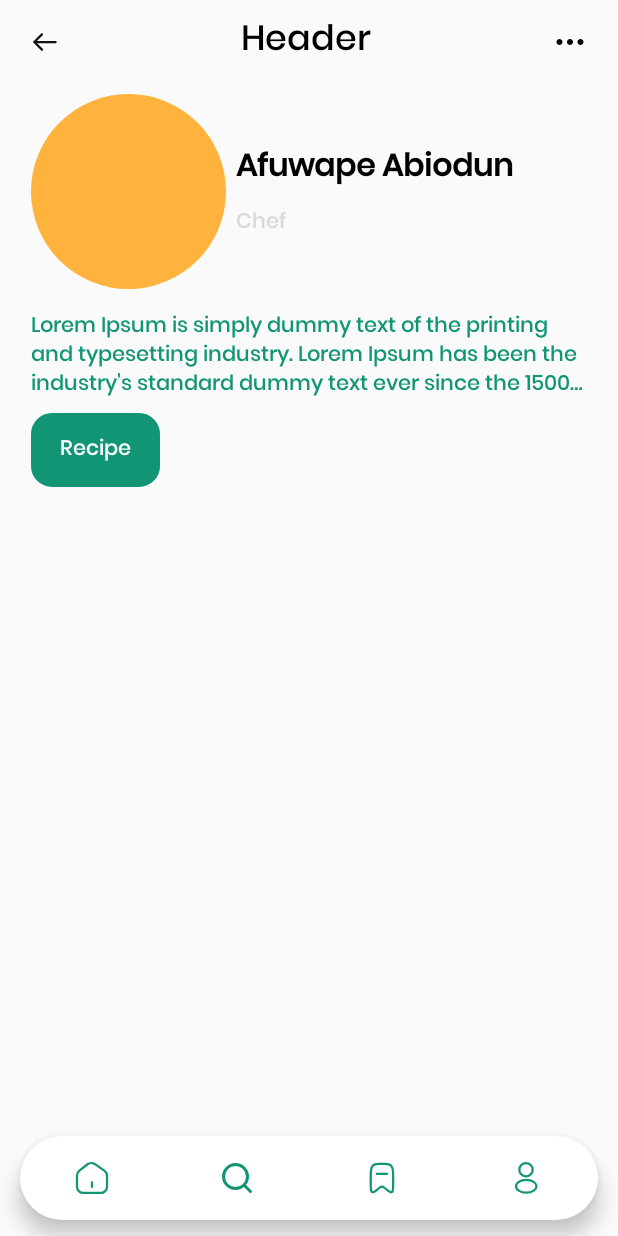
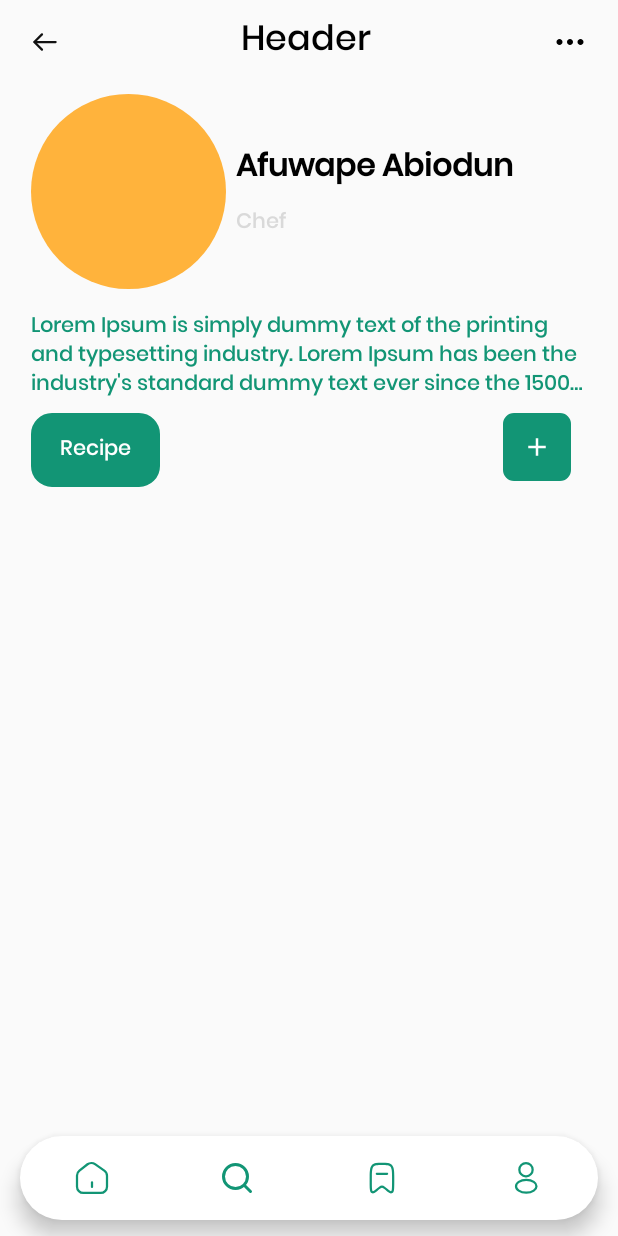
Before and after one commit to CallmeDunno/FoodRecipe, an Android app: the ProfileFragment screen opened through its navigation route, on a phone screen of 412 x 824 dp. Run offline under Robolectric (Android 15) with nearby library versions, the phone set to English and light mode, and no system bars; our stand-ins replace CircleImageView, Dagger/Hilt's generated code, data binding, navigation-ui, sdp/ssp sizes.

Commit message:
-Model Recipe -Fix dialog

```diff
--- a/app/src/main/java/com/example/btl_cnpm/data/repository/HomeRepository.kt
+++ b/app/src/main/java/com/example/btl_cnpm/data/repository/HomeRepository.kt
@@ -5,4 +5,5 @@ import com.google.firebase.firestore.FirebaseFirestore
 import javax.inject.Inject
 
 class HomeRepository @Inject constructor(private val fAuth: FirebaseAuth, private val fFireStore: FirebaseFirestore) {
+
 }
--- a/app/src/main/java/com/example/btl_cnpm/data/repository/LoginRepository.kt
+++ b/app/src/main/java/com/example/btl_cnpm/data/repository/LoginRepository.kt
@@ -36,6 +36,7 @@ class LoginRepository @Inject constructor(private val fAuth: FirebaseAuth, priva
                         }
                 } else {
                     result.invoke(UIState.Failure(it.result.toString()))
+                    return@addOnCompleteListener
                 }
             }
     }
--- a/app/src/main/java/com/example/btl_cnpm/ui/home/HomeViewModel.kt
+++ b/app/src/main/java/com/example/btl_cnpm/ui/home/HomeViewModel.kt
@@ -1,8 +1,12 @@
 package com.example.btl_cnpm.ui.home
 
+import androidx.lifecycle.ViewModel
+import com.example.btl_cnpm.data.repository.HomeRepository
+import com.example.btl_cnpm.data.repository.LoginRepository
 import dagger.hilt.android.lifecycle.HiltViewModel
+import javax.inject.Inject
 
 @HiltViewModel
-class HomeViewModel {
+class HomeViewModel @Inject constructor(private val repository: HomeRepository) : ViewModel() {
 
 }
--- /dev/null
+++ b/app/src/main/res/drawable/ic_add.xml
@@ -0,0 +1,5 @@
+<vector android:height="24dp" android:tint="#000000"
+    android:viewportHeight="24" android:viewportWidth="24"
+    android:width="24dp" xmlns:android="http://schemas.android.com/apk/res/android">
+    <path android:fillColor="@android:color/white" android:pathData="M19,13h-6v6h-2v-6H5v-2h6V5h2v6h6v2z"/>
+</vector>
--- a/app/src/main/res/layout/food_recipe_dialog_sign_in_failure.xml
+++ b/app/src/main/res/layout/food_recipe_dialog_sign_in_failure.xml
@@ -40,7 +40,7 @@
             android:layout_marginHorizontal="@dimen/_20sdp"
             android:layout_marginVertical="@dimen/_3sdp"
             android:fontFamily="@font/poppins_medium"
-            android:text="Login failed, please check your login information"
+            android:text= "@string/login_fail"
             android:textAlignment="center"
             android:textSize="@dimen/_12sdp"
             app:layout_constraintTop_toBottomOf="@id/tvError" />
--- a/app/src/main/res/layout/food_recipe_fragment_profile.xml
+++ b/app/src/main/res/layout/food_recipe_fragment_profile.xml
@@ -76,17 +76,34 @@
             android:textColor="@color/veronese_green"
             android:textSize="@dimen/_11ssp" />
 
+        <RelativeLayout
+            android:layout_width="match_parent"
+            android:layout_height="wrap_content"
+            android:layout_marginHorizontal="@dimen/_16sdp"
+            android:layout_marginTop="@dimen/_5sdp"
+            android:gravity="center_vertical">
             <TextView
                 android:layout_width="wrap_content"
                 android:layout_height="wrap_content"
-            android:layout_marginStart="@dimen/_16sdp"
-            android:layout_marginTop="@dimen/_5sdp"
                 android:background="@drawable/bg_text_input"
                 android:backgroundTint="@color/veronese_green"
                 android:fontFamily="@font/poppins_medium"
                 android:text="@string/recipe"
                 android:textColor="@color/white"
                 android:textSize="@dimen/_11ssp" />
+            <androidx.appcompat.widget.AppCompatImageView
+                android:id="@+id/btn_add_recipe"
+                android:layout_width="@dimen/_35sdp"
+                android:layout_height="@dimen/_35sdp"
+                android:src="@drawable/ic_add"
+                android:scaleType="centerInside"
+                android:tint="@color/white"
+                app:layout_constraintVertical_bias="1"
+                android:background="@drawable/bg_text_input_no_padding"
+                android:backgroundTint="@color/veronese_green"
+                android:layout_marginEnd="@dimen/_8sdp"
+                android:layout_alignParentEnd="true"/>
+        </RelativeLayout>
 
         <androidx.recyclerview.widget.RecyclerView
             android:layout_width="match_parent"
--- a/app/src/main/res/values/strings.xml
+++ b/app/src/main/res/values/strings.xml
@@ -23,4 +23,7 @@
     <string name="re_enter_your_password">Re enter your password</string>
     <string name="email_is_not_valid">Email is not valid!</string>
     <string name="sign_up_fail">Sign up failed, please check your information</string>
+    <string name="sign_up_successfully">Sign up successfully</string>
+    <string name="fill_in_information">Please fill in information</string>
+    <string name="login_fail">Login failed, please check your login information</string>
 </resources>
```
Also changed, not shown: app/src/main/java/com/example/btl_cnpm/base/BaseFragment.kt (+30 -0 lines), app/src/main/java/com/example/btl_cnpm/model/Recipe.kt (added, +80 -0 lines), app/src/main/java/com/example/btl_cnpm/ui/sign_in/SignInFragment.kt (+9 -20 lines), app/src/main/java/com/example/btl_cnpm/ui/sign_up/SignUpFragment.kt (+12 -36 lines). Lines whose indentation alone changed are shown as unchanged.
